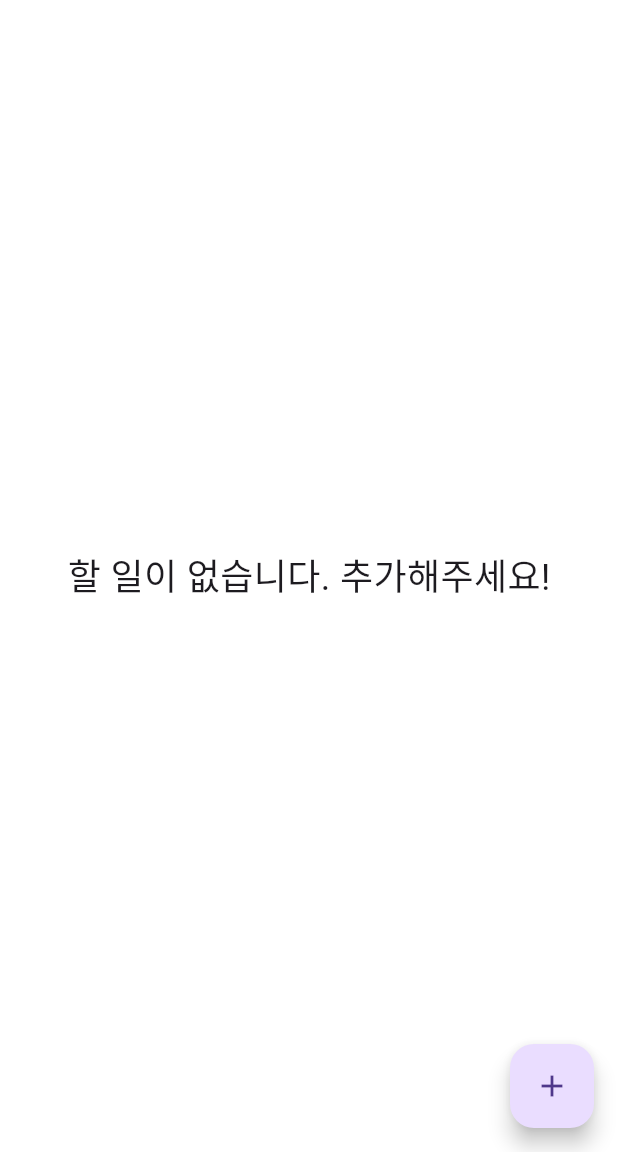
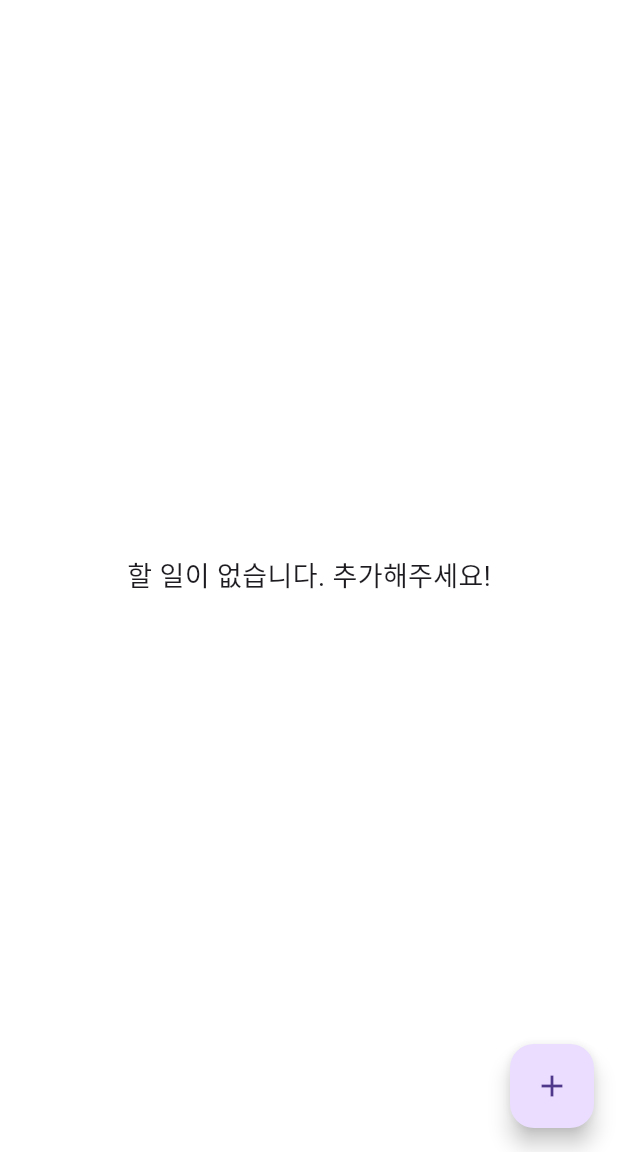
Before and after one commit to firststarhana/flutter-todo-app, a Flutter app: the screen it shows after launch, after a tap on the "text increase" icon, on a phone screen of 412 x 824 dp, the part 84-1236 px from its top. Run offline on Flutter 3.47's test engine with Material 3 defaults, Android fonts, the phone set to English and light mode, and no system bars; our stand-ins replace image_picker, shared_preferences.

Commit message:
글자 크기 저장 기능 추가

```diff
--- a/lib/main.dart
+++ b/lib/main.dart
@@ -38,6 +38,7 @@ class _TodoListScreenState extends State<TodoListScreen> {
   void initState() {
     super.initState();
     _loadTodos();
+    _loadFontSize();
   }
 
   void _loadTodos() async {
@@ -74,6 +75,7 @@ class _TodoListScreenState extends State<TodoListScreen> {
     setState(() {
       fontSize += 2;
     });
+    _saveFontSize();
   }
 
   void _decreaseFontSize() {
@@ -82,8 +84,20 @@ class _TodoListScreenState extends State<TodoListScreen> {
         fontSize -= 2;
       }
     });
+    _saveFontSize();
   }
 
+  void _loadFontSize() async {
+    SharedPreferences prefs = await SharedPreferences.getInstance();
+    setState(() {
+      fontSize = prefs.getDouble('fontSize') ?? 16.0;
+    });
+  }
+
+  void _saveFontSize() async {
+    SharedPreferences prefs = await SharedPreferences.getInstance();
+    await prefs.setDouble('fontSize', fontSize);
+  }
   @override
   Widget build(BuildContext context) {
     return Scaffold(
```
